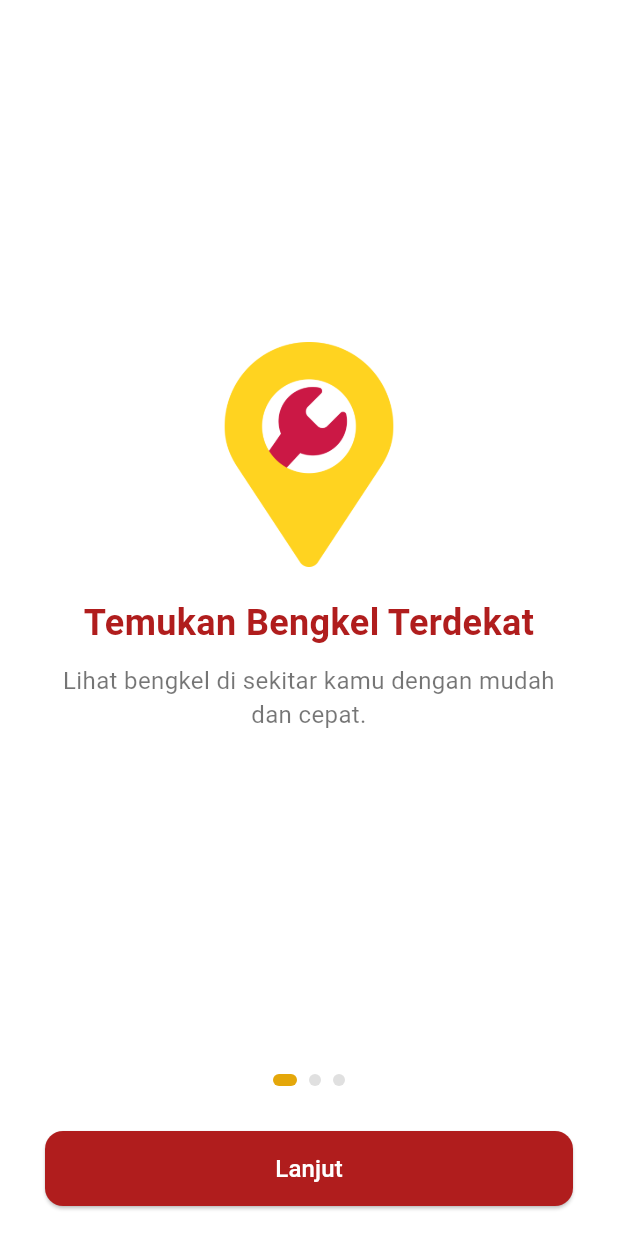
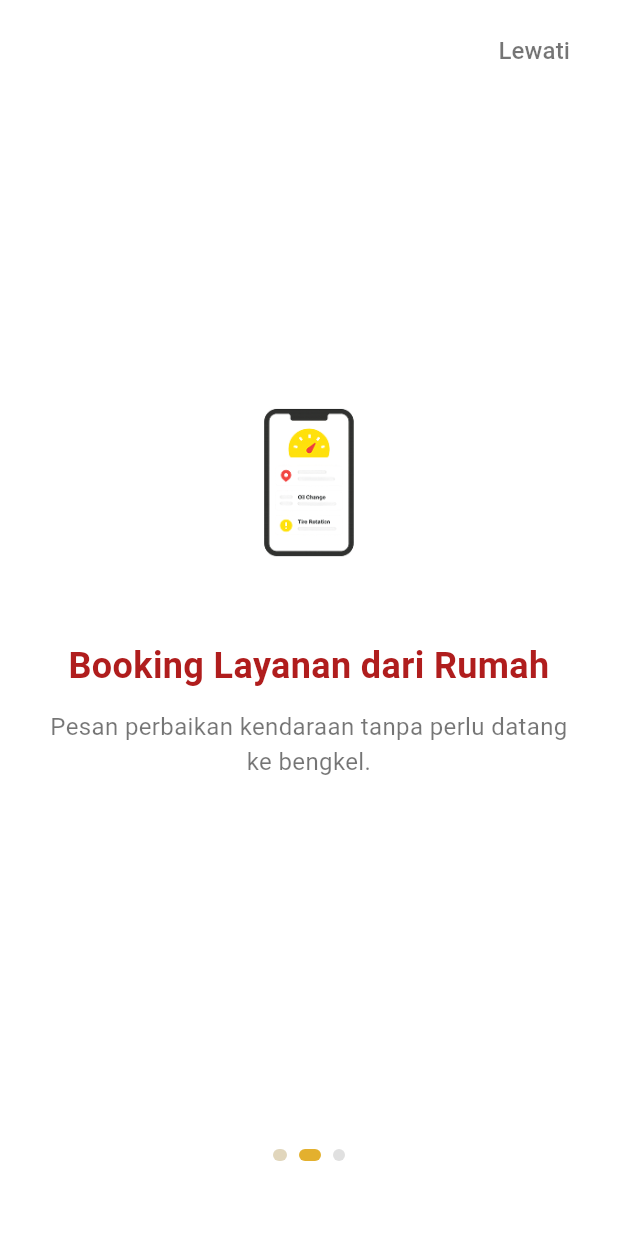
Before and after one commit to Z-A-N/bengkelku, a Flutter app: the screen it shows after launch, on a phone screen of 412 x 824 dp. Run offline on Flutter 3.47's test engine with Material 3 defaults, Android fonts, the phone set to English and light mode, and no system bars.

Commit message:
onboarding (proses)

```diff
--- a/lib/onboarding_screen.dart
+++ b/lib/onboarding_screen.dart
@@ -1,3 +1,4 @@
+import 'dart:async';
 import 'package:flutter/material.dart';
 import 'home_page.dart';
 
@@ -11,37 +12,65 @@ class OnboardingScreen extends StatefulWidget {
 class _OnboardingScreenState extends State<OnboardingScreen> {
   final PageController _controller = PageController();
   int _currentPage = 0;
+  Timer? _autoSlideTimer;
 
   final List<Map<String, String>> onboardingData = [
     {
-      "image": "assets/logo.png",
+      "image": "assets/board1.png",
       "title": "Temukan Bengkel Terdekat",
-      "desc": "Lihat bengkel di sekitar kamu dengan mudah dan cepat."
+      "desc": "Lihat bengkel di sekitar kamu dengan mudah dan cepat.",
     },
     {
-      "image": "assets/logo.png",
-      "title": "Perawatan Jadi Mudah",
-      "desc": "Booking layanan perbaikan langsung dari aplikasi."
+      "image": "assets/board2.png",
+      "title": "Booking Layanan dari Rumah",
+      "desc": "Pesan perbaikan kendaraan tanpa perlu datang ke bengkel.",
     },
     {
-      "image": "assets/logo.png",
-      "title": "Mulai Sekarang!",
-      "desc": "Temukan bengkel terbaik untuk kendaraanmu."
+      "image": "assets/board3.png",
+      "title": "Panggil Teknisi Darurat",
+      "desc": "Teknisi siap datang ke lokasi kamu kapan pun dibutuhkan.",
     },
   ];
 
+  @override
+  void initState() {
+    super.initState();
+
+    // Timer untuk auto-slide loop
+    _autoSlideTimer = Timer.periodic(const Duration(seconds: 4), (timer) {
+      if (_controller.hasClients) {
+        int nextPage = _currentPage + 1;
+        if (nextPage == onboardingData.length) {
+          nextPage = 0; // loop balik ke awal
+        }
+        _controller.animateToPage(
+          nextPage,
+          duration: const Duration(milliseconds: 600),
+          curve: Curves.easeInOut,
+        );
+      }
+    });
+  }
+
+  @override
+  void dispose() {
+    _controller.dispose();
+    _autoSlideTimer?.cancel();
+    super.dispose();
+  }
+
   void _nextPage() {
-    if (_currentPage == onboardingData.length - 1) {
     Navigator.pushReplacement(
       context,
       MaterialPageRoute(builder: (_) => const HomePage()),
     );
-    } else {
-      _controller.nextPage(
-        duration: const Duration(milliseconds: 400),
-        curve: Curves.easeInOut,
+  }
+
+  void _skipOnboarding() {
+    Navigator.pushReplacement(
+      context,
+      MaterialPageRoute(builder: (_) => const HomePage()),
     );
-    }
   }
 
   @override
@@ -49,7 +78,9 @@ class _OnboardingScreenState extends State<OnboardingScreen> {
     return Scaffold(
       backgroundColor: Colors.white,
       body: SafeArea(
-        child: Column(
+        child: Stack(
+          children: [
+            Column(
               children: [
                 Expanded(
                   child: PageView.builder(
@@ -61,13 +92,15 @@ class _OnboardingScreenState extends State<OnboardingScreen> {
                     },
                     itemCount: onboardingData.length,
                     itemBuilder: (context, index) {
+                      final item = onboardingData[index];
+
                       return Column(
                         mainAxisAlignment: MainAxisAlignment.center,
                         children: [
-                      Image.asset(onboardingData[index]["image"]!, height: 150),
-                      const SizedBox(height: 20),
+                          Image.asset(item["image"]!, height: 150),
+                          const SizedBox(height: 30),
                           Text(
-                        onboardingData[index]["title"]!,
+                            item["title"]!,
                             style: const TextStyle(
                               fontSize: 24,
                               fontWeight: FontWeight.bold,
@@ -75,11 +108,11 @@ class _OnboardingScreenState extends State<OnboardingScreen> {
                             ),
                             textAlign: TextAlign.center,
                           ),
-                      const SizedBox(height: 10),
+                          const SizedBox(height: 12),
                           Padding(
                             padding: const EdgeInsets.symmetric(horizontal: 30),
                             child: Text(
-                          onboardingData[index]["desc"]!,
+                              item["desc"]!,
                               style: const TextStyle(
                                 fontSize: 16,
                                 color: Colors.black54,
@@ -92,12 +125,14 @@ class _OnboardingScreenState extends State<OnboardingScreen> {
                     },
                   ),
                 ),
+
                 // Dots indicator
                 Row(
                   mainAxisAlignment: MainAxisAlignment.center,
                   children: List.generate(
                     onboardingData.length,
-                (index) => Container(
+                    (index) => AnimatedContainer(
+                      duration: const Duration(milliseconds: 300),
                       margin: const EdgeInsets.symmetric(horizontal: 4),
                       width: _currentPage == index ? 16 : 8,
                       height: 8,
@@ -111,7 +146,9 @@ class _OnboardingScreenState extends State<OnboardingScreen> {
                   ),
                 ),
                 const SizedBox(height: 30),
-            // Button
+
+                // Tombol "Mulai Sekarang" hanya di slide terakhir
+                if (_currentPage == onboardingData.length - 1)
                   Padding(
                     padding: const EdgeInsets.symmetric(horizontal: 30),
                     child: ElevatedButton(
@@ -123,17 +160,35 @@ class _OnboardingScreenState extends State<OnboardingScreen> {
                           borderRadius: BorderRadius.circular(12),
                         ),
                       ),
-                child: Text(
-                  _currentPage == onboardingData.length - 1
-                      ? "Mulai Sekarang"
-                      : "Lanjut",
-                  style: const TextStyle(fontSize: 16, color: Colors.white),
+                      child: const Text(
+                        "Mulai Sekarang",
+                        style: TextStyle(fontSize: 16, color: Colors.white),
                       ),
                     ),
                   ),
                 const SizedBox(height: 20),
               ],
             ),
+
+            // Tombol "Lewati" di kanan atas (hilang di slide terakhir)
+            if (_currentPage != onboardingData.length - 1)
+              Positioned(
+                right: 20,
+                top: 10,
+                child: TextButton(
+                  onPressed: _skipOnboarding,
+                  child: const Text(
+                    "Lewati",
+                    style: TextStyle(
+                      color: Colors.black54,
+                      fontSize: 16,
+                      fontWeight: FontWeight.w500,
+                    ),
+                  ),
+                ),
+              ),
+          ],
+        ),
       ),
     );
   }
```
Also changed, not shown: lib/bengkelku_logo_text.dart (added, +110 -0 lines), assets/board1.png (added), assets/board2.png (added), assets/board3.png (added), assets/logo.png. Lines whose indentation alone changed are shown as unchanged.
